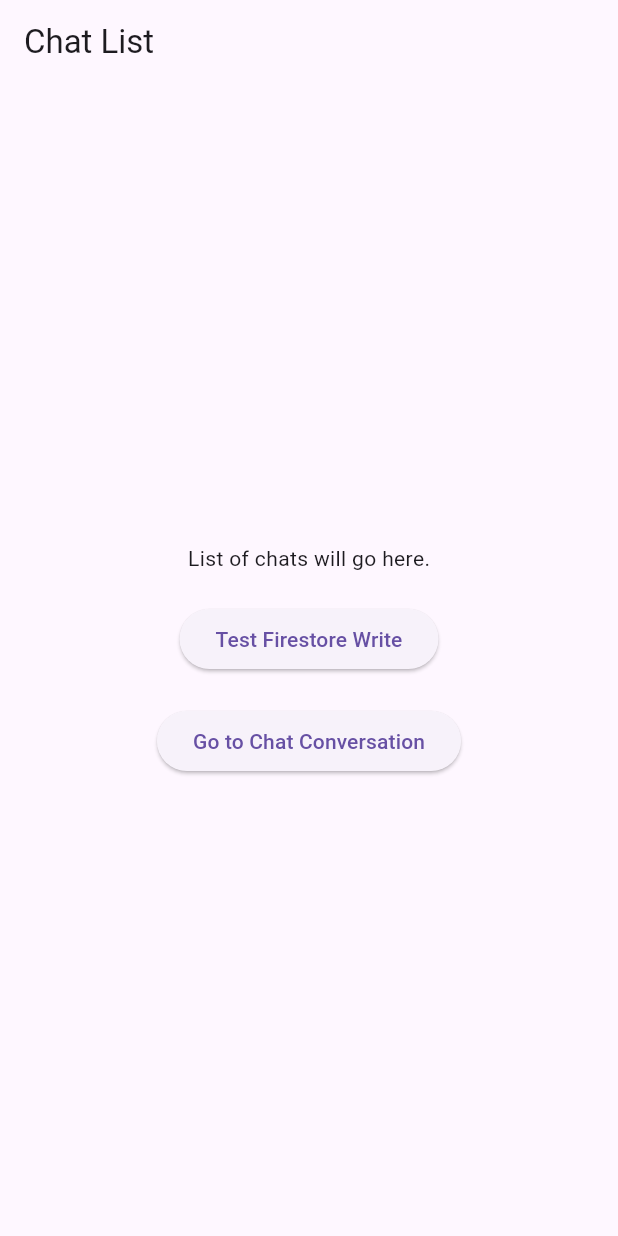
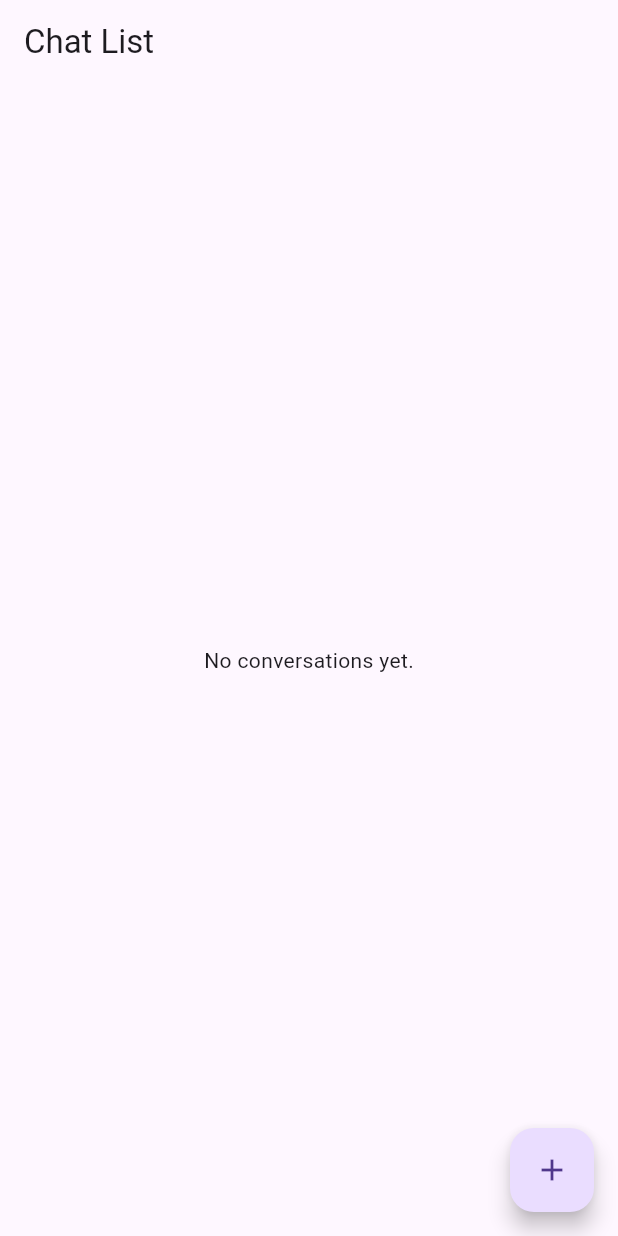
Before and after one commit to SakA1233/HCI-Final_Year_Project, a Flutter app: the screen it shows after launch, on a phone screen of 412 x 824 dp. Run offline on Flutter 3.47's test engine with Material 3 defaults, Android fonts, the phone set to English and light mode, and no system bars; our stand-ins replace cloud_firestore, firebase_core; accounts and stored records are empty.

Commit message:
update main

```diff
--- a/code/messaging_app/lib/main.dart
+++ b/code/messaging_app/lib/main.dart
@@ -1,86 +1,19 @@
-import 'package:flutter/material.dart'; // Flutter UI components
-import 'package:firebase_core/firebase_core.dart'; // Firebase core setup
-import 'package:cloud_firestore/cloud_firestore.dart'; // Firestore database
-import 'firebase_options.dart'; // Firebase config
+import 'package:flutter/material.dart';
+import 'package:firebase_core/firebase_core.dart';
+import 'firebase_options.dart';
+import 'chat_list_screen.dart';
 
 void main() async {
-  WidgetsFlutterBinding.ensureInitialized(); // Ensure Flutter is ready
-  await Firebase.initializeApp(
-    options: DefaultFirebaseOptions.currentPlatform,
-  ); // Init Firebase
-  runApp(const MyApp()); // Run the app
+  WidgetsFlutterBinding.ensureInitialized();
+  await Firebase.initializeApp(options: DefaultFirebaseOptions.currentPlatform);
+  runApp(const MyApp());
 }
 
-// Main app widget
 class MyApp extends StatelessWidget {
   const MyApp({Key? key}) : super(key: key);
 
   @override
   Widget build(BuildContext context) {
-    return MaterialApp(
-      title: 'Chat App',
-      initialRoute: '/',
-      routes: {
-        '/': (context) => const ChatListScreen(), // Home screen
-        '/chat': (context) => const ChatConversationScreen(), // Chat screen
-      },
-    );
+    return MaterialApp(title: 'Chat App', home: const ChatListScreen());
   }
 }
-
-// Chat list screen
-class ChatListScreen extends StatelessWidget {
-  const ChatListScreen({Key? key}) : super(key: key);
-
-  @override
-  Widget build(BuildContext context) {
-    return Scaffold(
-      appBar: AppBar(title: const Text('Chat List')), // Screen title
-      body: Center(
-        child: Column(
-          mainAxisAlignment: MainAxisAlignment.center,
-          children: [
-            const Text('List of chats will go here.'), // Placeholder
-            const SizedBox(height: 20), // Spacing
-            ElevatedButton(
-              onPressed: () async {
-                // Add a test message to Firestore
-                await FirebaseFirestore.instance.collection('chats').add({
-                  'message': 'Hello from Flutter!',
-                  'timestamp': FieldValue.serverTimestamp(),
-                });
-                print('Test message added to Firestore!');
-              },
-              child: const Text('Test Firestore Write'), // Button to write data
-            ),
-            const SizedBox(height: 20),
-            ElevatedButton(
-              onPressed: () {
-                // Navigate to the chat screen
-                Navigator.pushNamed(context, '/chat');
-              },
-              child: const Text(
-                'Go to Chat Conversation',
-              ), // Button to open chat
-            ),
-          ],
-        ),
-      ),
-    );
-  }
-}
-
-// Chat conversation screen
-class ChatConversationScreen extends StatelessWidget {
-  const ChatConversationScreen({Key? key}) : super(key: key);
-
-  @override
-  Widget build(BuildContext context) {
-    return Scaffold(
-      appBar: AppBar(title: const Text('Chat Conversation')), // Screen title
-      body: const Center(
-        child: Text('Conversation details here.'),
-      ), // Placeholder
-    );
-  }
-}
```
